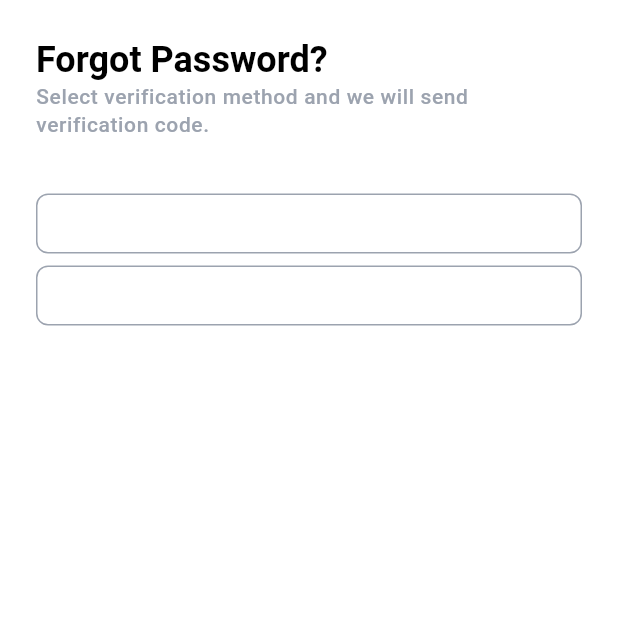
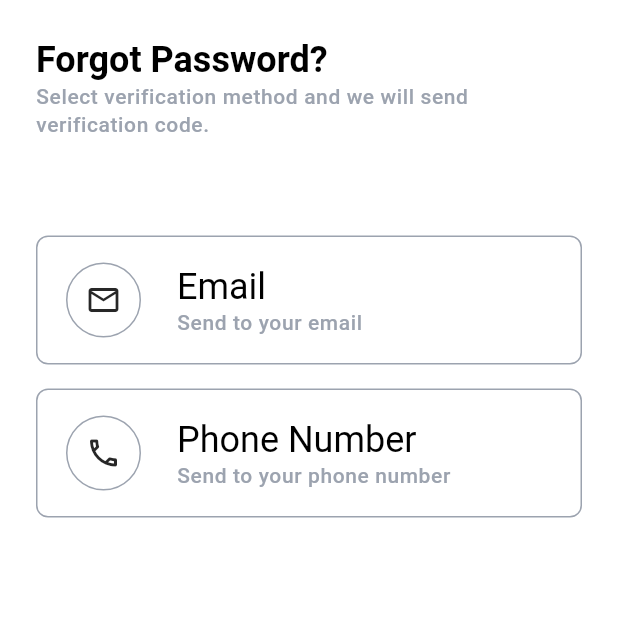
Before and after one commit to Agakesi/agakesi-FE, a Flutter app: the ForgotPasswordScreen screen opened by its route, on a phone screen of 412 x 824 dp, the top half of it. Run offline on Flutter 3.47's test engine with Material 3 defaults, Android fonts, the light colour scheme and no system bars; our stand-ins replace iconsax; Roboto replaces fonts that are missing (Poppins).

Commit message:
screen: reset pswd

```diff
--- /dev/null
+++ b/lib/screens/auth/forgot_pswd.dart
@@ -0,0 +1,144 @@
+import 'package:agakesi_fe/utils/constants/sizes.dart';
+import 'package:flutter/material.dart';
+
+import '../../utils/constants/colors.dart';
+import '../../utils/constants/texts.dart';
+
+class ForgotPasswordScreen extends StatelessWidget {
+  const ForgotPasswordScreen({super.key});
+
+  @override
+  Widget build(BuildContext context) {
+    return const Scaffold(
+      body: SafeArea(
+        child: SingleChildScrollView(
+          child: Padding(
+            padding: const EdgeInsets.all(AppSizes.defaultSpace),
+            child: Column(
+              crossAxisAlignment: CrossAxisAlignment.start,
+              children: <Widget>[
+                const HeaderText(),
+                const SizedBox(height: AppSizes.spaceBtwSections),
+                const SizedBox(height: AppSizes.spaceBtwSections),
+                Column(
+                  children: <Widget>[
+                    const PasswordRecoveryOption(
+                      recoveryMthdText: AppTexts.email,
+                      subText: AppTexts.sendToYourEmail,
+                      icon: Icons.email_outlined,
+                      destRoute: AppTexts.resetPswdWithEmailRoute,
+                    ),
+                    const SizedBox(height: AppSizes.spaceBtwItems),
+                    const PasswordRecoveryOption(
+                      recoveryMthdText: AppTexts.phoneNumber,
+                      subText: AppTexts.sendToYourPhoneNumber,
+                      icon: Icons.call_outlined,
+                      destRoute: AppTexts.resetPswdWithPhoneRoute,
+                    ),
+                  ],
+                )
+              ],
+            ),
+          ),
+        ),
+      ),
+    );
+  }
+}
+
+class PasswordRecoveryOption extends StatelessWidget {
+  const PasswordRecoveryOption({
+    super.key,
+    required this.recoveryMthdText,
+    required this.subText,
+    required this.icon,
+    required this.destRoute,
+  });
+
+  final String recoveryMthdText;
+  final String subText;
+  final String destRoute;
+  final IconData icon;
+
+  @override
+  Widget build(BuildContext context) {
+    return OutlinedButton(
+      onPressed: () {
+        Navigator.of(context).pushNamed(destRoute);
+      },
+      child: Row(
+        children: <Widget>[
+          Container(
+            width: AppSizes.iconBox,
+            height: AppSizes.iconBox,
+            decoration: BoxDecoration(
+              shape: BoxShape.circle,
+              border: Border.all(
+                color: AppColors.darkGrey,
+                width: AppSizes.dividerHeight,
+              ),
+            ),
+            child: Icon(icon, size: AppSizes.iconMd),
+          ),
+          const SizedBox(width: AppSizes.defaultSpace),
+          Column(
+            crossAxisAlignment: CrossAxisAlignment.start,
+            children: <Widget>[
+              Text(
+                recoveryMthdText,
+                style: Theme.of(context)
+                    .textTheme
+                    .headlineMedium
+                    ?.copyWith(fontWeight: FontWeight.w400),
+              ),
+              Text(
+                subText,
+                style: Theme.of(context)
+                    .textTheme
+                    .bodySmall
+                    ?.copyWith(color: AppColors.darkGrey),
+              )
+            ],
+          )
+        ],
+      ),
+    );
+  }
+}
+
+class HeaderText extends StatelessWidget {
+  const HeaderText({
+    super.key,
+  });
+
+  @override
+  Widget build(BuildContext context) {
+    return Column(
+      crossAxisAlignment: CrossAxisAlignment.start,
+      children: <Widget>[
+        Column(
+          crossAxisAlignment: CrossAxisAlignment.start,
+          children: <Widget>[
+            /// FOERGOT PASSWORD
+            Text(
+              AppTexts.forgotPassword,
+              style: Theme.of(context)
+                  .textTheme
+                  .headlineMedium
+                  ?.copyWith(fontWeight: FontWeight.w700),
+            ),
+
+            /// HEADER SUB TEXT
+            Text(
+              AppTexts.forgotPasswordHeaderSubText,
+              style: Theme.of(context)
+                  .textTheme
+                  .bodySmall
+                  ?.copyWith(color: AppColors.darkGrey),
+            ),
+          ],
+        )
+      ],
+    );
+  }
+}
--- a/lib/screens/auth/forgot_password.dart
+++ b/lib/screens/auth/reset_pswd_with_phone.dart
@@ -1,15 +1,16 @@
 import 'package:agakesi_fe/utils/constants/sizes.dart';
 import 'package:flutter/material.dart';
 
+import '../../utils/components/input_tile.dart';
 import '../../utils/constants/colors.dart';
 import '../../utils/constants/texts.dart';
 
-class ForgotPasswordScreen extends StatelessWidget {
-  const ForgotPasswordScreen({super.key});
+class ResetPswdWithPhone extends StatelessWidget {
+  const ResetPswdWithPhone({super.key});
 
   @override
   Widget build(BuildContext context) {
-    return Scaffold(
+    return const Scaffold(
       body: SafeArea(
         child: SingleChildScrollView(
           child: Padding(
@@ -19,11 +20,10 @@ class ForgotPasswordScreen extends StatelessWidget {
               children: <Widget>[
                 const HeaderText(),
                 const SizedBox(height: AppSizes.spaceBtwSections),
-                Column(
-                  children: <Widget>[
-                    OutlinedButton(onPressed: () {}, child: Row()),
-                    OutlinedButton(onPressed: () {}, child: Row())
-                  ],
+                const SizedBox(height: AppSizes.spaceBtwSections),
+                const InputTile(
+                  headerText: AppTexts.phoneNumber,
+                  hintText: AppTexts.enterYourPhoneNumber,
                 )
               ],
             ),
@@ -47,9 +47,9 @@ class HeaderText extends StatelessWidget {
         Column(
           crossAxisAlignment: CrossAxisAlignment.start,
           children: <Widget>[
-            /// FOERGOT PASSWORD
+            /// RESET PASSWORD
             Text(
-              AppTexts.forgotPassword,
+              AppTexts.resetPassword,
               style: Theme.of(context)
                   .textTheme
                   .headlineMedium
@@ -58,7 +58,7 @@ class HeaderText extends StatelessWidget {
 
             /// HEADER SUB TEXT
             Text(
-              AppTexts.forgotPasswordHeaderSubText,
+              AppTexts.resetWithPhoneSubText,
               style: Theme.of(context)
                   .textTheme
                   .bodySmall
--- a/lib/screens/auth/sign_in.dart
+++ b/lib/screens/auth/sign_in.dart
@@ -170,7 +170,7 @@ class _SignInFormViewState extends State<SignInFormView> {
             child: GestureDetector(
               onTap: () async {
                 await Navigator.of(context)
-                    .pushNamed(AppTexts.forgotPasswordScreenRoute);
+                    .pushNamed(AppTexts.forgotPswdScreenRoute);
               },
               child: const Align(
                 alignment: Alignment.topRight,
--- a/lib/utils/constants/sizes.dart
+++ b/lib/utils/constants/sizes.dart
@@ -13,6 +13,7 @@ class AppSizes {
   static const iconSm = 16.0;
   static const iconMd = 24.0;
   static const iconLg = 32.0;
+  static const iconBox = 50.0;
 
   // Font sizes
   static const fontsizess = 12.0;
@@ -69,8 +70,4 @@ class AppSizes {
 
   // Grid view spacing
   static const gridViewSpacing = 16.0;
-
-  // Chat
-  static const chatAppBarImageSize = 30;
-  static const chatMsgImageSize = 40;
 }
--- a/lib/utils/constants/texts.dart
+++ b/lib/utils/constants/texts.dart
@@ -52,8 +52,19 @@ class AppTexts {
   static const address = 'Address';
   static const support = 'Support';
 
+  /// FORGOT PASSWORD
+  static const sendToYourEmail = 'Send to your email';
+  static const sendToYourPhoneNumber = 'Send to your phone number';
+  static const resetPassword = 'Reset Password';
+  static const resetWithEmailSubText =
+      'Enter your email, we will send a verification code to email';
+  static const resetWithPhoneSubText =
+      'Enter your phone number,  we will send a verification code to phone number.';
+
   /// ROUTES
   static const signupScreenRoute = '/signup';
   static const signinScreenRoute = '/signin';
-  static const forgotPasswordScreenRoute = '/forgot-password';
+  static const forgotPswdScreenRoute = '/forgot-pswd';
+  static const resetPswdWithEmailRoute = '/reset-pswd-with-email';
+  static const resetPswdWithPhoneRoute = '/reset-pswd-with-phone';
 }
```
Also changed, not shown: lib/main.dart (+8 -2 lines), lib/screens/auth/reset_pswd_with_email.dart (added, +72 -0 lines), lib/utils/components/input_tile.dart (added, +43 -0 lines).
